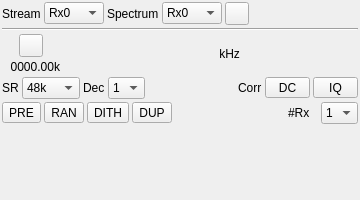
The window that plugins/samplemimo/metismiso/metismisogui.ui (f4exb/sdrangel) describes before a commit, drawn with Qt 5.
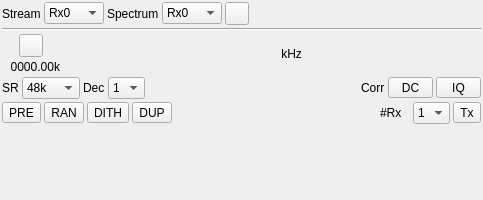
The same window after the commit. Icons and pictures are not drawn. Custom widgets are drawn as their Qt base class.

The edit to the form file:
```diff
--- a/plugins/samplemimo/metismiso/metismisogui.ui
+++ b/plugins/samplemimo/metismiso/metismisogui.ui
@@ -6,7 +6,7 @@
    <rect>
     <x>0</x>
     <y>0</y>
-    <width>360</width>
+    <width>483</width>
     <height>200</height>
    </rect>
   </property>
@@ -614,6 +614,16 @@
        </item>
       </widget>
      </item>
+     <item>
+      <widget class="ButtonSwitch" name="txEnable">
+       <property name="toolTip">
+        <string>Enable/disable Tx</string>
+       </property>
+       <property name="text">
+        <string>Tx</string>
+       </property>
+      </widget>
+     </item>
     </layout>
    </item>
    <item>
```
